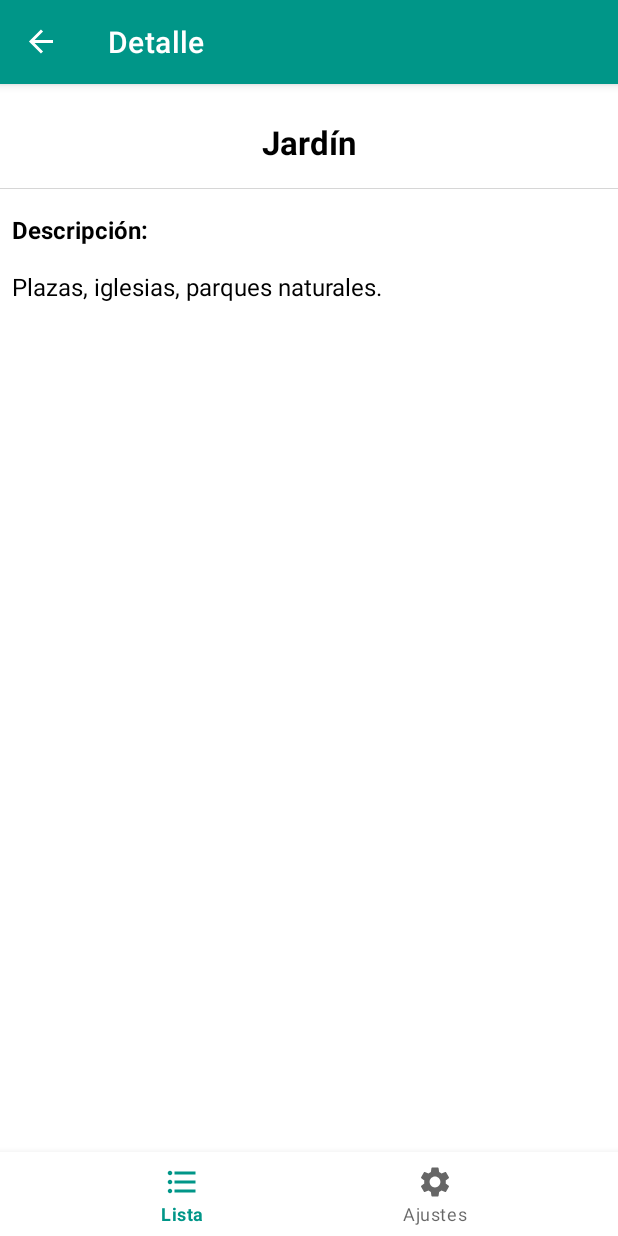
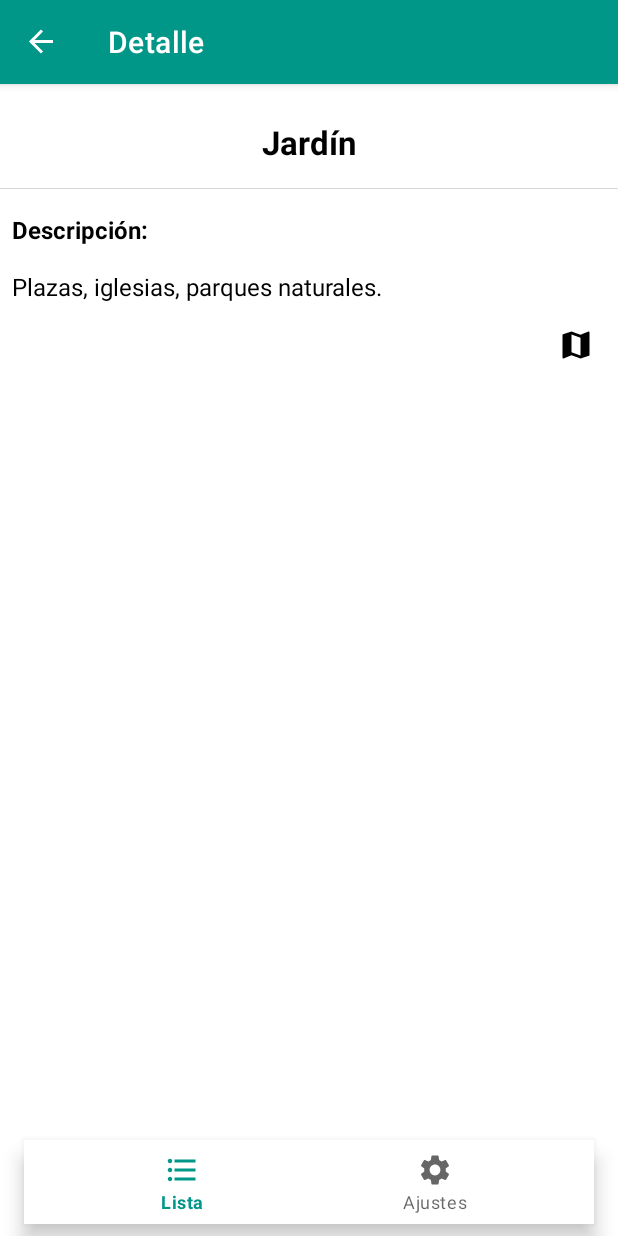
Before and after one commit to fedeasaldar3/HelloWorld3, an Android app: the BottomActivity screen opened directly, with no data from a screen before it, after a tap on "Jardín", on a phone screen of 412 x 824 dp. Run offline under Robolectric (Android 15) with nearby library versions, the phone set to English and light mode, and no system bars; our stand-ins replace Picasso, navigation-ui; 2 statements that could not run were skipped.

Commit message:
Maps was added in a fragment

```diff
--- a/build.gradle
+++ b/build.gradle
@@ -15,4 +15,5 @@ plugins {
     id 'com.android.application' version '7.3.1' apply false
     id 'com.android.library' version '7.3.1' apply false
     id 'org.jetbrains.kotlin.android' version '1.7.20' apply false
+    id 'com.google.android.libraries.mapsplatform.secrets-gradle-plugin' version '2.0.1' apply false
 }
--- a/turismtown/build.gradle
+++ b/turismtown/build.gradle
@@ -1,6 +1,7 @@
 plugins {
     id 'com.android.application'
     id 'org.jetbrains.kotlin.android'
+    id 'com.google.android.libraries.mapsplatform.secrets-gradle-plugin'
 }
 apply plugin: 'androidx.navigation.safeargs.kotlin'
 
@@ -50,6 +51,7 @@ dependencies {
     implementation 'androidx.preference:preference:1.2.0'
     implementation 'androidx.lifecycle:lifecycle-livedata-ktx:2.6.2'
     implementation 'androidx.lifecycle:lifecycle-viewmodel-ktx:2.6.2'
+    implementation 'com.google.android.gms:play-services-maps:18.0.2'
 
     testImplementation 'junit:junit:4.13.2'
     androidTestImplementation 'androidx.test.ext:junit:1.1.5'
--- a/turismtown/src/main/java/com/example/turismtown/detail/DetailFragment.kt
+++ b/turismtown/src/main/java/com/example/turismtown/detail/DetailFragment.kt
@@ -7,6 +7,7 @@ import android.view.View
 import android.view.ViewGroup
 import androidx.fragment.app.viewModels
 import androidx.lifecycle.ViewModelProvider
+import androidx.navigation.fragment.findNavController
 import androidx.navigation.fragment.navArgs
 import com.example.turismtown.databinding.FragmentDetailBinding
 import com.example.turismtown.main.MainActivity
@@ -15,7 +16,7 @@ import com.squareup.picasso.Picasso
 class DetailFragment : Fragment() {
 
     private lateinit var detailBinding: FragmentDetailBinding
-    private val detailViewModel : DetailViewModel by viewModels()
+    private val detailViewModel: DetailViewModel by viewModels()
     private val args: DetailFragmentArgs by navArgs()
 
     override fun onCreate(savedInstanceState: Bundle?) {
@@ -40,6 +41,10 @@ class DetailFragment : Fragment() {
             namePlaceTv.text = place.placeName
             descriptionPlaceTv.text = place.typeOfPlace
             Picasso.get().load(place.imageUrl).into(imagePlaceTv)
+
+            mapButton.setOnClickListener {
+                findNavController().navigate(DetailFragmentDirections.actionNavigationDetailToMapsFragment())
+            }
         }
     }
 
--- a/turismtown/src/main/java/com/example/turismtown/list/ListFragment.kt
+++ b/turismtown/src/main/java/com/example/turismtown/list/ListFragment.kt
@@ -55,5 +55,4 @@ class ListFragment : Fragment() {
         findNavController().navigate(ListFragmentDirections.actionListFragmentToDetailFragment(place))
     }
 
-
 }
--- /dev/null
+++ b/turismtown/src/main/res/drawable/ic_map.xml
@@ -0,0 +1,5 @@
+<vector android:height="24dp" android:tint="#000000"
+    android:viewportHeight="24" android:viewportWidth="24"
+    android:width="24dp" xmlns:android="http://schemas.android.com/apk/res/android">
+    <path android:fillColor="@android:color/white" android:pathData="M20.5,3l-0.16,0.03L15,5.1 9,3 3.36,4.9c-0.21,0.07 -0.36,0.25 -0.36,0.48V20.5c0,0.28 0.22,0.5 0.5,0.5l0.16,-0.03L9,18.9l6,2.1 5.64,-1.9c0.21,-0.07 0.36,-0.25 0.36,-0.48V3.5c0,-0.28 -0.22,-0.5 -0.5,-0.5zM15,19l-6,-2.11V5l6,2.11V19z"/>
+</vector>
--- a/turismtown/src/main/res/layout/activity_bottom.xml
+++ b/turismtown/src/main/res/layout/activity_bottom.xml
@@ -11,6 +11,8 @@
         android:layout_height="wrap_content"
         android:layout_marginStart="0dp"
         android:layout_marginEnd="0dp"
+        android:layout_marginBottom="8dp"
+        android:layout_marginHorizontal="16dp"
         android:background="?android:attr/windowBackground"
         app:layout_constraintBottom_toBottomOf="parent"
         app:layout_constraintLeft_toLeftOf="parent"
--- a/turismtown/src/main/res/layout/fragment_detail.xml
+++ b/turismtown/src/main/res/layout/fragment_detail.xml
@@ -55,5 +55,15 @@
         app:layout_constraintStart_toStartOf="parent"
         app:layout_constraintTop_toTopOf="parent" />
 
+    <ImageView
+        android:id="@+id/map_button"
+        android:layout_width="wrap_content"
+        android:layout_height="wrap_content"
+        android:layout_marginTop="16dp"
+        android:layout_marginEnd="16dp"
+        android:src="@drawable/ic_map"
+        app:layout_constraintEnd_toEndOf="parent"
+        app:layout_constraintTop_toBottomOf="@+id/description_place_tv" />
+
 
 </androidx.constraintlayout.widget.ConstraintLayout>
--- a/turismtown/src/main/res/navigation/mobile_navigation.xml
+++ b/turismtown/src/main/res/navigation/mobile_navigation.xml
@@ -26,9 +26,17 @@
         <argument
             android:name="place"
             app:argType="com.example.turismtown.model.PlaceItem" />
+        <action
+            android:id="@+id/action_navigation_detail_to_mapsFragment"
+            app:destination="@id/mapsFragment" />
     </fragment>
     <fragment
         android:id="@+id/navigation_preference"
         android:name="com.example.turismtown.preference.SettingsFragment"
         android:label="@string/title_preference" />
+    <fragment
+        android:id="@+id/mapsFragment"
+        android:name="com.example.turismtown.maps.MapsFragment"
+        android:label="fragment_maps"
+        tools:layout="@layout/fragment_maps" />
 </navigation>
```
Also changed, not shown: turismtown/src/main/AndroidManifest.xml (+17 -10 lines), turismtown/src/main/java/com/example/turismtown/maps/MapsFragment.kt (added, +54 -0 lines), turismtown/src/main/res/drawable/ic_menu_camera.xml (deleted, +0 -12 lines), turismtown/src/main/res/drawable/ic_menu_gallery.xml (deleted, +0 -9 lines), turismtown/src/main/res/drawable/ic_menu_slideshow.xml (deleted, +0 -9 lines), turismtown/src/main/res/layout/fragment_maps.xml (added, +8 -0 lines).
